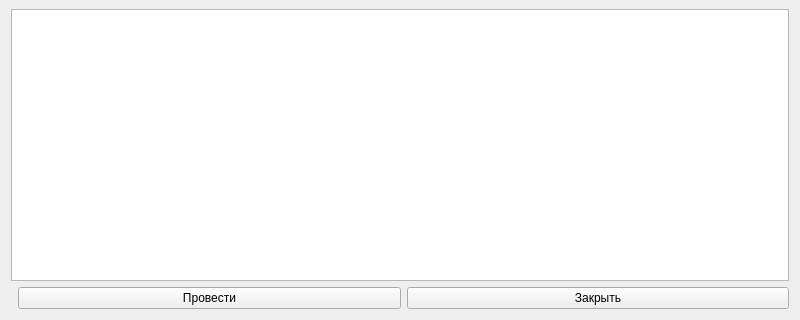
Above: src/ui/dialogs/returnform.ui from Smurf72T/POC_Terminal_Tracker before the change; both pictures show x 0 to 800 and y 280 to 600 of the 800 by 600 pixel window. Below: the same form after it.
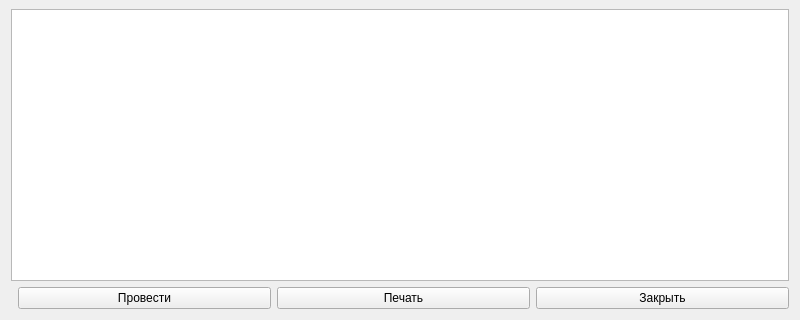
That is the form after the change.

Commit message: Новый функционал: управление пользователями, графики, печать, поиск, тема, долги, статусы

```diff
--- a/src/ui/dialogs/returnform.ui
+++ b/src/ui/dialogs/returnform.ui
@@ -29,6 +29,7 @@
                 <layout class="QHBoxLayout" name="horizontalLayout">
                     <item><spacer name="horizontalSpacer"><property name="orientation"><enum>Qt::Horizontal</enum></property></spacer></item>
                     <item><widget class="QPushButton" name="btnPost"><property name="text"><string>Провести</string></property></widget></item>
+                    <item><widget class="QPushButton" name="btnPrint"><property name="text"><string>Печать</string></property></widget></item>
                     <item><widget class="QPushButton" name="btnClose"><property name="text"><string>Закрыть</string></property></widget></item>
                 </layout>
             </item>
```
The commit also changes 20 other files.
